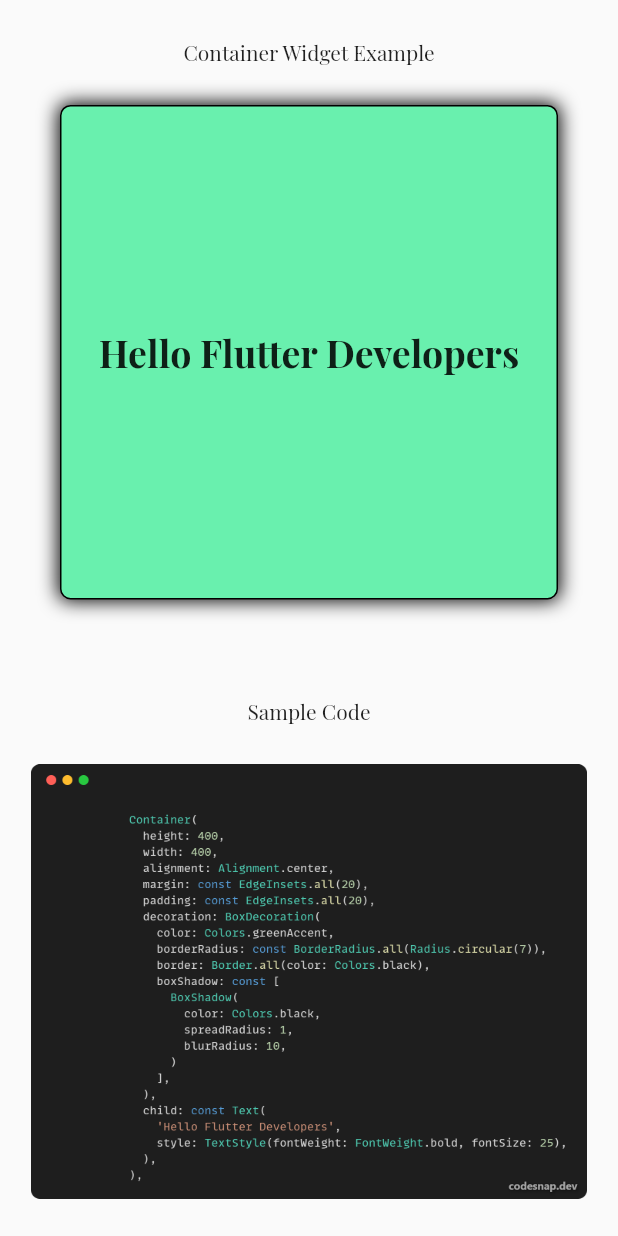
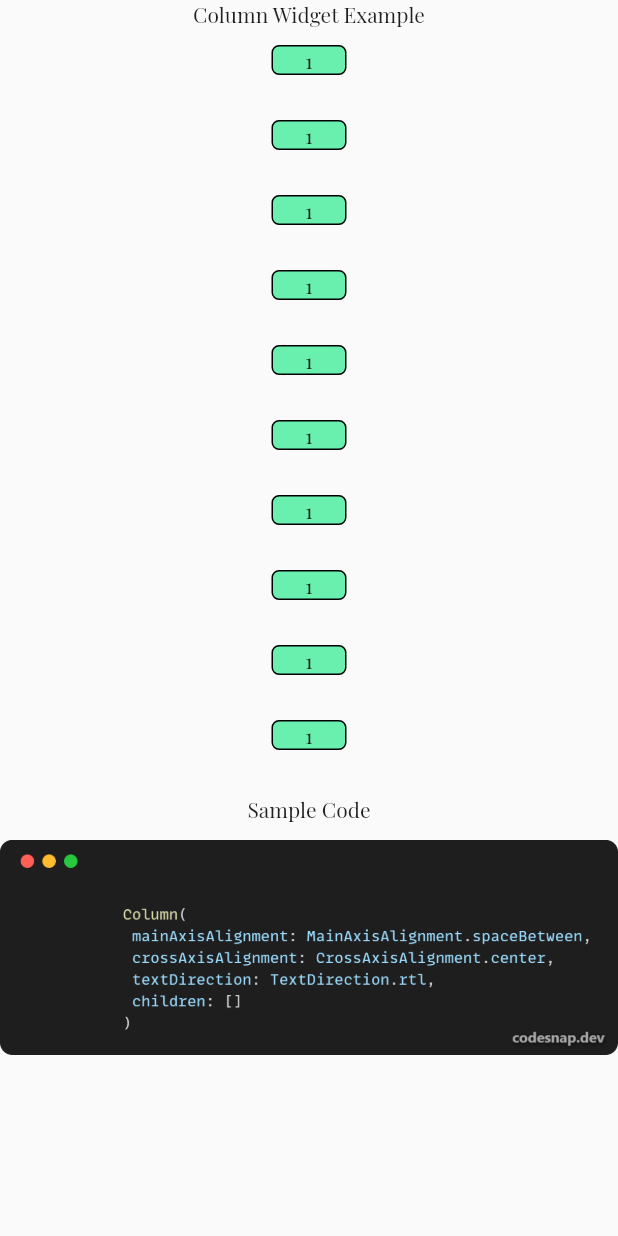
Before and after one commit to EngrMonyrul/flutter_all_widgets_example_packtice, a Flutter app: the screen it shows after launch, on a phone screen of 412 x 824 dp. Run offline on Flutter 3.47's test engine with Material 2 defaults, Android fonts, the light colour scheme and no system bars; our stand-ins replace animate_do, get.

Commit message:
Column(children:[])

```diff
--- a/lib/main.dart
+++ b/lib/main.dart
@@ -2,6 +2,7 @@ import 'package:flutter/material.dart';
 import 'package:get/get.dart';
 import 'package:widgetsfactory/pages/homepage.dart';
 import 'package:widgetsfactory/pages/splashScreen.dart';
+import 'package:widgetsfactory/topics/columnWidget.dart';
 import 'package:widgetsfactory/topics/containerWidget.dart';
 
 void main() {
@@ -20,7 +21,7 @@ class MyApp extends StatelessWidget {
           fontFamily: 'Playfair',
           visualDensity: VisualDensity.adaptivePlatformDensity,
       ),
-      home: const Example1(),
+      home: const Example2(),
     );
   }
 }
--- /dev/null
+++ b/lib/topics/columnWidget.dart
@@ -0,0 +1,171 @@
+import 'package:flutter/material.dart';
+
+class Example2 extends StatefulWidget {
+  const Example2({Key? key}) : super(key: key);
+
+  @override
+  State<Example2> createState() => _Example2State();
+}
+
+class _Example2State extends State<Example2> {
+  @override
+  Widget build(BuildContext context) {
+    return Scaffold(
+      body: SingleChildScrollView(
+        child: Center(
+          child: Column(
+            mainAxisAlignment: MainAxisAlignment.spaceBetween,
+            crossAxisAlignment: CrossAxisAlignment.center,
+            textDirection: TextDirection.rtl,
+            children: [
+              Container(
+                height: 30,
+                child: Text('Column Widget Example'),
+              ),
+              Container(
+                alignment: Alignment.center,
+                height: 20,
+                width: 50,
+                decoration: BoxDecoration(
+                    color: Colors.greenAccent,
+                    borderRadius: const BorderRadius.all(Radius.circular(5)),
+                    border: Border.all(color: Colors.black)),
+                child: Text('1'),
+              ),
+              const SizedBox(
+                height: 30,
+              ),
+              Container(
+                alignment: Alignment.center,
+                height: 20,
+                width: 50,
+                decoration: BoxDecoration(
+                    color: Colors.greenAccent,
+                    borderRadius: const BorderRadius.all(Radius.circular(5)),
+                    border: Border.all(color: Colors.black)),
+                child: Text('1'),
+              ),
+              const SizedBox(
+                height: 30,
+              ),
+              Container(
+                alignment: Alignment.center,
+                height: 20,
+                width: 50,
+                decoration: BoxDecoration(
+                    color: Colors.greenAccent,
+                    borderRadius: const BorderRadius.all(Radius.circular(5)),
+                    border: Border.all(color: Colors.black)),
+                child: Text('1'),
+              ),
+              const SizedBox(
+                height: 30,
+              ),
+              Container(
+                alignment: Alignment.center,
+                height: 20,
+                width: 50,
+                decoration: BoxDecoration(
+                    color: Colors.greenAccent,
+                    borderRadius: const BorderRadius.all(Radius.circular(5)),
+                    border: Border.all(color: Colors.black)),
+                child: Text('1'),
+              ),
+              const SizedBox(
+                height: 30,
+              ),
+              Container(
+                alignment: Alignment.center,
+                height: 20,
+                width: 50,
+                decoration: BoxDecoration(
+                    color: Colors.greenAccent,
+                    borderRadius: const BorderRadius.all(Radius.circular(5)),
+                    border: Border.all(color: Colors.black)),
+                child: Text('1'),
+              ),
+              const SizedBox(
+                height: 30,
+              ),
+              Container(
+                alignment: Alignment.center,
+                height: 20,
+                width: 50,
+                decoration: BoxDecoration(
+                    color: Colors.greenAccent,
+                    borderRadius: const BorderRadius.all(Radius.circular(5)),
+                    border: Border.all(color: Colors.black)),
+                child: Text('1'),
+              ),
+              const SizedBox(
+                height: 30,
+              ),
+              Container(
+                alignment: Alignment.center,
+                height: 20,
+                width: 50,
+                decoration: BoxDecoration(
+                    color: Colors.greenAccent,
+                    borderRadius: const BorderRadius.all(Radius.circular(5)),
+                    border: Border.all(color: Colors.black)),
+                child: Text('1'),
+              ),
+              const SizedBox(
+                height: 30,
+              ),
+              Container(
+                alignment: Alignment.center,
+                height: 20,
+                width: 50,
+                decoration: BoxDecoration(
+                    color: Colors.greenAccent,
+                    borderRadius: const BorderRadius.all(Radius.circular(5)),
+                    border: Border.all(color: Colors.black)),
+                child: Text('1'),
+              ),
+              const SizedBox(
+                height: 30,
+              ),
+              Container(
+                alignment: Alignment.center,
+                height: 20,
+                width: 50,
+                decoration: BoxDecoration(
+                    color: Colors.greenAccent,
+                    borderRadius: const BorderRadius.all(Radius.circular(5)),
+                    border: Border.all(color: Colors.black)),
+                child: Text('1'),
+              ),
+              const SizedBox(
+                height: 30,
+              ),
+              Container(
+                alignment: Alignment.center,
+                height: 20,
+                width: 50,
+                decoration: BoxDecoration(
+                    color: Colors.greenAccent,
+                    borderRadius: const BorderRadius.all(Radius.circular(5)),
+                    border: Border.all(color: Colors.black)),
+                child: Text('1'),
+              ),
+              const SizedBox(
+                height: 30,
+              ),
+              Container(
+                height: 30,
+                child: Text('Sample Code'),
+              ),
+              Container(
+                child: Image.asset(
+                  'assets/codesnap/column.png',
+                  fit: BoxFit.fill,
+                ),
+              )
+            ],
+          ),
+        ),
+      ),
+    );
+  }
+}
```
Also changed, not shown: assets/codesnap/column.png (added), lib/generated/assets.dart.
